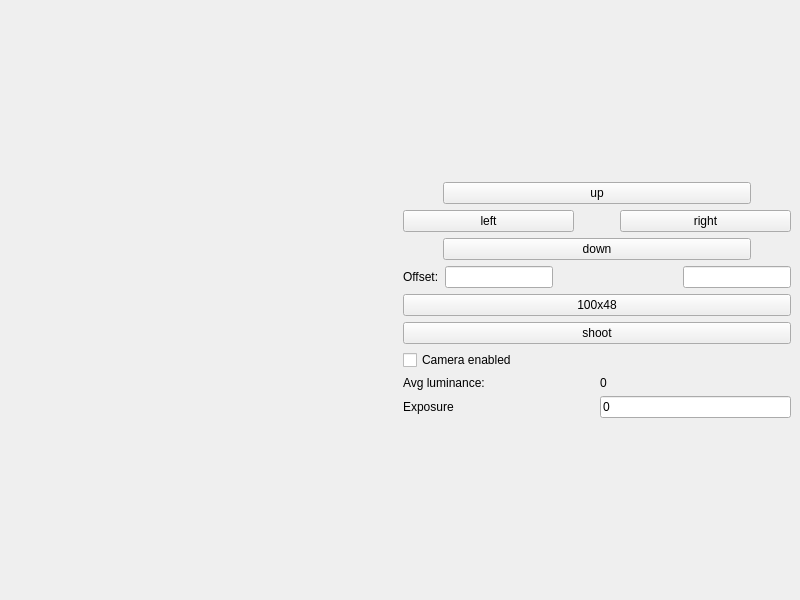
First picture: the form in interface/mainwindow.ui, repository NoneType4Name/TelemetrySystem, before the edit.
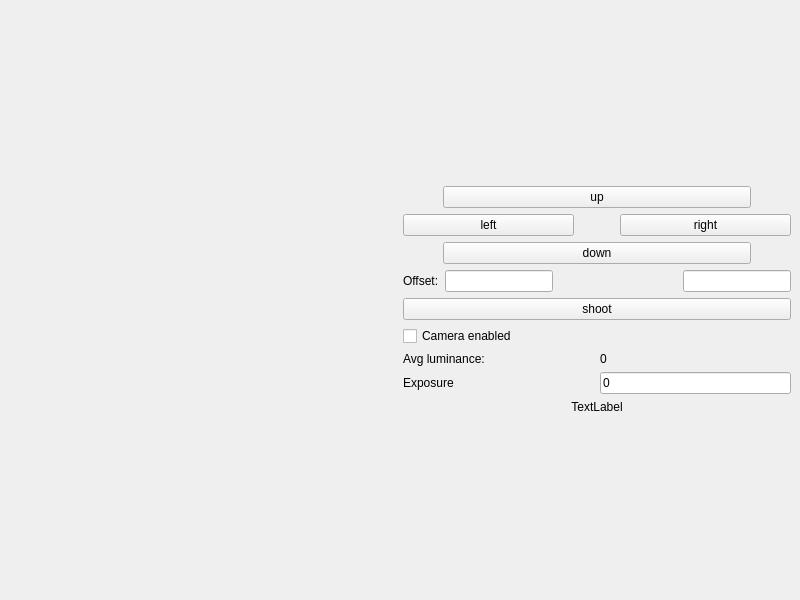
Second picture: the form after the edit.

Commit message: fixed time, optimized algh

Patch:
```diff
--- a/interface/mainwindow.ui
+++ b/interface/mainwindow.ui
@@ -231,16 +231,6 @@
           </item>
          </layout>
         </item>
-        <item>
-         <widget class="QPushButton" name="zoomedPushButton">
-          <property name="cursor">
-           <cursorShape>PointingHandCursor</cursorShape>
-          </property>
-          <property name="text">
-           <string>100x48</string>
-          </property>
-         </widget>
-        </item>
         <item>
          <widget class="QPushButton" name="shootButton">
           <property name="cursor">
@@ -323,6 +313,16 @@
         </item>
        </layout>
       </item>
+      <item>
+       <widget class="QLabel" name="timeLabel">
+        <property name="text">
+         <string>TextLabel</string>
+        </property>
+        <property name="alignment">
+         <set>Qt::AlignmentFlag::AlignCenter</set>
+        </property>
+       </widget>
+      </item>
       <item>
        <spacer name="verticalSpacer_2">
         <property name="orientation">
```
The commit also changes 2 other files.
